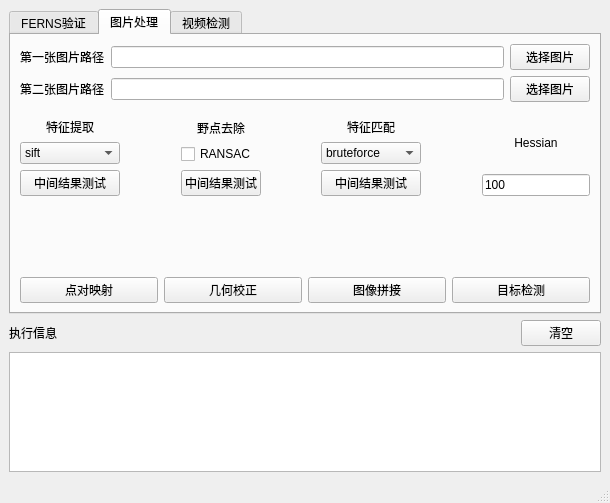
First picture: the form in mainwindow.ui, repository weiliana/cv_homework, before the edit.
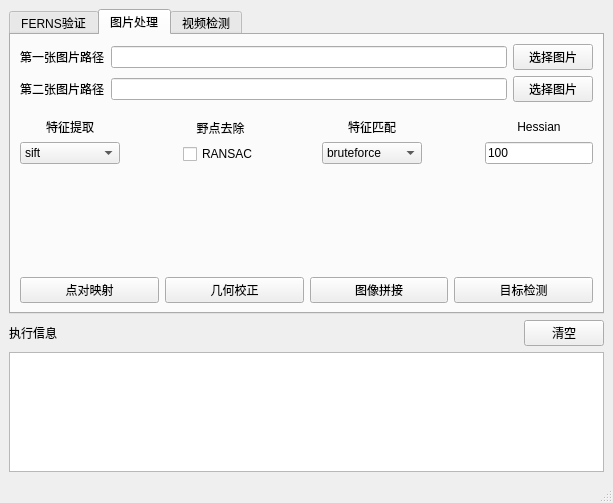
Second picture: the form after the edit. The open tabs and pages were chosen to show the change.

Commit message: modify: remove some test button

```diff
--- a/mainwindow.ui
+++ b/mainwindow.ui
@@ -6,7 +6,7 @@
    <rect>
     <x>0</x>
     <y>0</y>
-    <width>610</width>
+    <width>613</width>
     <height>503</height>
    </rect>
   </property>
@@ -184,13 +184,6 @@
               </item>
              </widget>
             </item>
-            <item>
-             <widget class="QPushButton" name="testFeatureSelection_btn">
-              <property name="text">
-               <string>中间结果测试</string>
-              </property>
-             </widget>
-            </item>
            </layout>
           </item>
           <item>
@@ -225,13 +218,6 @@
               </property>
              </widget>
             </item>
-            <item>
-             <widget class="QPushButton" name="testRANSAC_btn">
-              <property name="text">
-               <string>中间结果测试</string>
-              </property>
-             </widget>
-            </item>
            </layout>
           </item>
           <item>
@@ -279,13 +265,6 @@
               </item>
              </widget>
             </item>
-            <item>
-             <widget class="QPushButton" name="testFeatureMatch_btn">
-              <property name="text">
-               <string>中间结果测试</string>
-              </property>
-             </widget>
-            </item>
            </layout>
           </item>
           <item>
```
Left out of the diff: 2 changed lines with no effect on the pictures.
